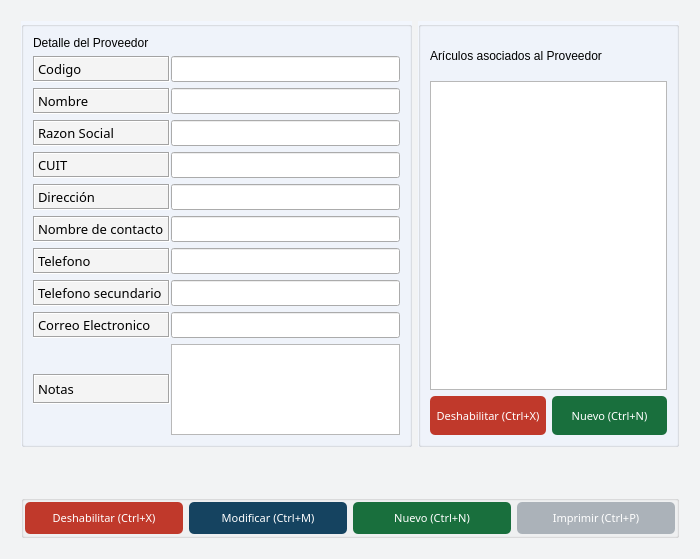
Qt form Vistas/gui/detalles/proveedor_detalle.ui (Lonaris/Corupel) before a commit.
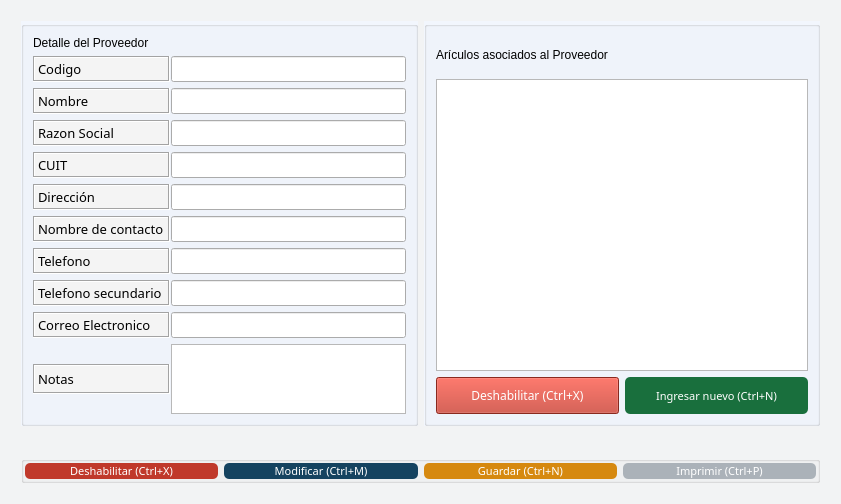
The same form after that commit. Icons and pictures are not drawn.

The edit to the form file:
```diff
--- a/Vistas/gui/detalles/proveedor_detalle.ui
+++ b/Vistas/gui/detalles/proveedor_detalle.ui
@@ -6,8 +6,8 @@
    <rect>
     <x>0</x>
     <y>0</y>
-    <width>700</width>
-    <height>559</height>
+    <width>841</width>
+    <height>497</height>
    </rect>
   </property>
   <property name="sizePolicy">
@@ -456,7 +456,7 @@
       <number>10</number>
      </property>
      <item>
-      <layout class="QHBoxLayout" name="layout_detalles" stretch="60,40">
+      <layout class="QHBoxLayout" name="layout_detalles" stretch="50,50">
        <item>
         <widget class="QGroupBox" name="box_proveedor">
          <property name="font">
@@ -475,7 +475,7 @@
          <property name="title">
           <string/>
          </property>
-         <layout class="QGridLayout" name="gridLayout_5" rowstretch="10,0,0,0,0,0,0,0,0,3,0,0,0" columnstretch="0,0" rowminimumheight="0,0,0,0,0,0,0,0,0,3,0,0,0">
+         <layout class="QGridLayout" name="gridLayout_5" rowstretch="10,0,0,0,0,0,0,0,0,3,0,0,0" columnstretch="30,70" rowminimumheight="0,0,0,0,0,0,0,0,0,3,0,0,0">
           <property name="horizontalSpacing">
            <number>1</number>
           </property>
@@ -1525,11 +1525,10 @@
               <property name="font">
                <font>
                 <family>Ariall</family>
-                <pointsize>-1</pointsize>
                </font>
               </property>
               <property name="styleSheet">
-               <string notr="true">#btn_deshabilitar_art{
+               <string notr="true">#btn_deshabilitar{
 	background-color: #C0392B ;
 	color: #ffffff;
 	font-family: 'Ariall';
@@ -1589,7 +1588,7 @@
 </string>
               </property>
               <property name="text">
-               <string>Nuevo (Ctrl+N)</string>
+               <string>Ingresar nuevo (Ctrl+N)</string>
               </property>
               <property name="icon">
                <iconset>
@@ -2180,7 +2179,7 @@
            <string notr="true">/*Estilos para el botón*/
 
 #btn_nuevo{
-	background-color: #196F3D;
+	background-color: #D68910  ;
 	color: #ffffff;
 	font-family: 'Ariall';
 	font-size: 11px;
@@ -2190,10 +2189,11 @@
 #btn_nuevo:hover{
 	background-color: #04B431;
 	}
+
 </string>
           </property>
           <property name="text">
-           <string>Nuevo (Ctrl+N)</string>
+           <string>Guardar (Ctrl+N)</string>
           </property>
           <property name="icon">
            <iconset>
```
Left out of the diff: 9 changed lines with no effect on the pictures.
